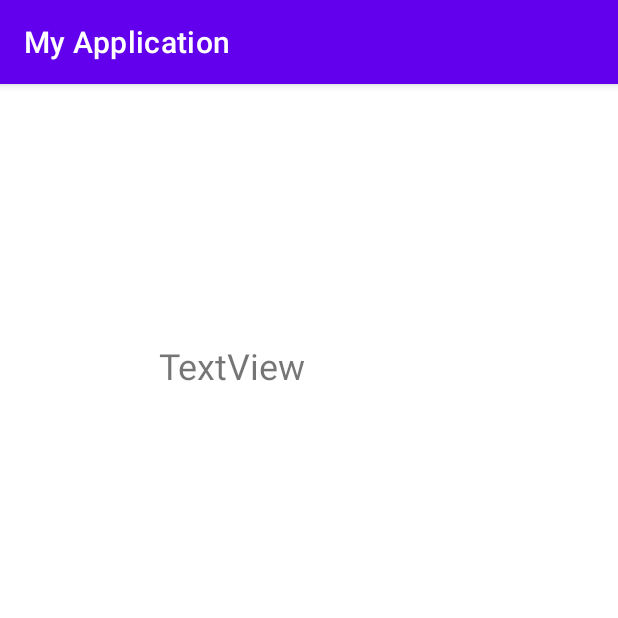
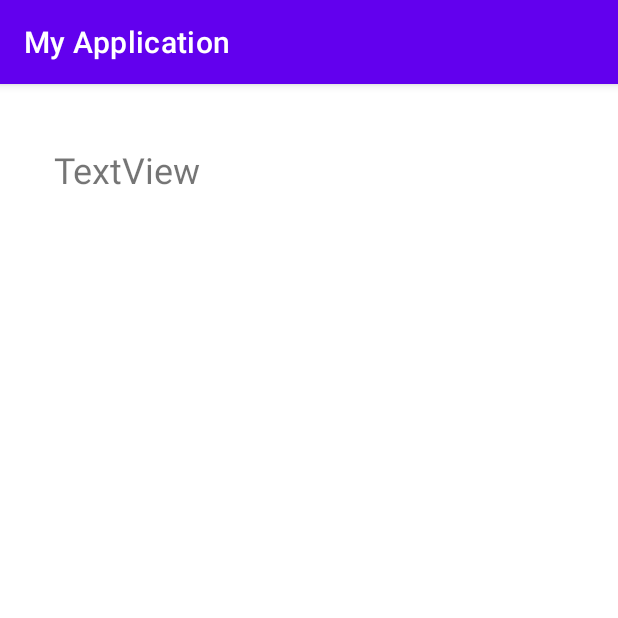
Before and after one commit to Serfeg/Android-Studio, an Android app: the screen it shows after launch (MainActivity), on a phone screen of 412 x 824 dp, the top half of it. Run offline under Robolectric (Android 15) with nearby library versions, the phone set to English and light mode, and no system bars.

Commit message:
Конвертация JSON в объект

```diff
--- a/MyApplication4/app/src/main/java/com/example/myapplication/MainActivity.java
+++ b/MyApplication4/app/src/main/java/com/example/myapplication/MainActivity.java
@@ -3,6 +3,7 @@ package com.example.myapplication;
 import android.graphics.Color;
 import android.os.Bundle;
 import android.util.Log;
+import android.widget.TextView;
 
 import androidx.appcompat.app.AppCompatActivity;
 
@@ -16,13 +17,12 @@ public class MainActivity extends AppCompatActivity {
         super.onCreate(savedInstanceState);
         setContentView(R.layout.activity_main);
 
-        Cat murzik = new Cat();
-        murzik.name = "Мурзик";
-        murzik.age = 9;
-        murzik.color = Color.BLACK;
+        String jsonText = "{'name': 'Мурзик','color':-16777216,'age':9}";
 
         GsonBuilder builder = new GsonBuilder();
         Gson gson = builder.create();
-        Log.i("GSON", gson.toJson(murzik));
+        Cat murzik = gson.fromJson(jsonText, Cat.class);
+        Log.i("GSON", "Имя: " + murzik.name + "\nВозраст: " + murzik.age);
+
     }
 }
--- a/MyApplication4/app/src/main/res/layout/activity_main.xml
+++ b/MyApplication4/app/src/main/res/layout/activity_main.xml
@@ -7,15 +7,15 @@
     tools:context=".MainActivity">
 
     <TextView
-        android:id="@+id/textView"
+        android:id="@+id/cat_tv"
         android:layout_width="wrap_content"
         android:layout_height="wrap_content"
         android:text="TextView"
         android:textSize="@dimen/textSize"
         app:layout_constraintBottom_toBottomOf="parent"
         app:layout_constraintEnd_toEndOf="parent"
-        app:layout_constraintHorizontal_bias="0.337"
+        app:layout_constraintHorizontal_bias="0.114"
         app:layout_constraintStart_toStartOf="parent"
         app:layout_constraintTop_toTopOf="parent"
-        app:layout_constraintVertical_bias="0.233" />
+        app:layout_constraintVertical_bias="0.055" />
 </androidx.constraintlayout.widget.ConstraintLayout>
```
